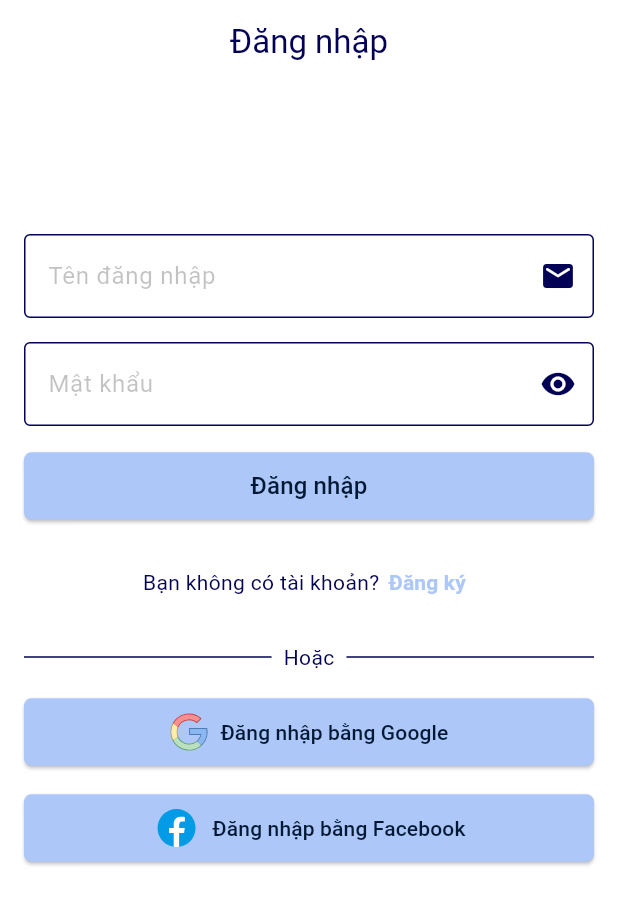
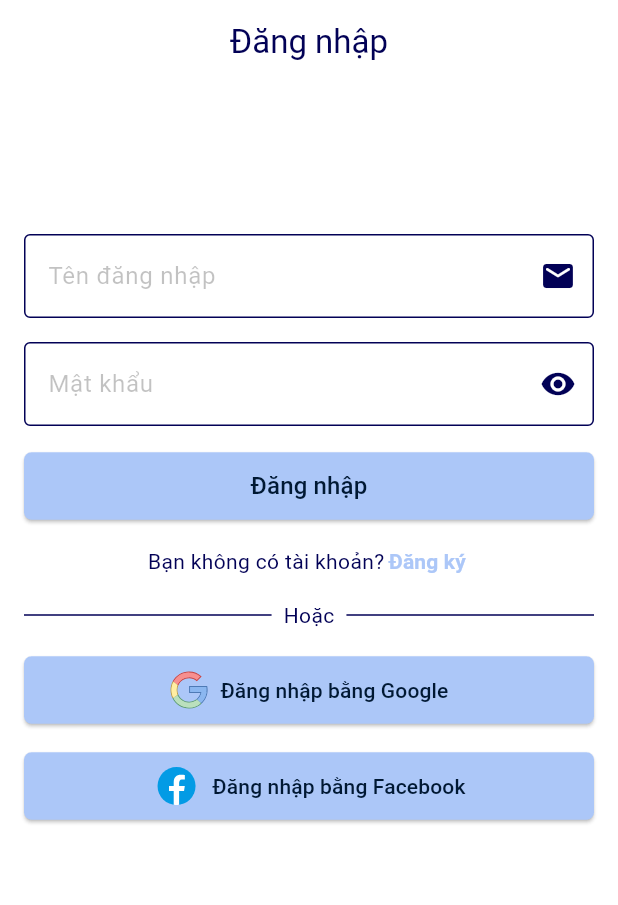
Before and after one commit to htilssu/expense_tracking, a Flutter app: the screen it shows after launch, on a phone screen of 412 x 824 dp. Shown: the top 905 px of the screen. Run offline on Flutter 3.47's test engine with Material 3 defaults, Android fonts, the phone set to English and light mode, and no system bars; our stand-ins replace bloc, cloud_firestore, firebase_auth, firebase_core, flutter_svg, logger; accounts and stored records are empty.

Commit message:
fix: large space between Login button and divider

```diff
--- a/lib/presentation/features/authenticate/screen/login_screen.dart
+++ b/lib/presentation/features/authenticate/screen/login_screen.dart
@@ -73,7 +73,9 @@ class _LoginScreenState extends State<LoginScreen> {
                         });
                       },
                       icon: Icon(
-                        !isShowPassword ? Icons.visibility : Icons.visibility_off,
+                        !isShowPassword
+                            ? Icons.visibility
+                            : Icons.visibility_off,
                       ),
                     ),
                     label: "Mật khẩu",
@@ -102,13 +104,19 @@ class _LoginScreenState extends State<LoginScreen> {
                           color: Theme.of(context).colorScheme.onPrimary),
                     ),
                   ),
-                  Row(
+                  SizedBox(
+                    height: 20,
+                    child: Row(
                       mainAxisAlignment: MainAxisAlignment.center,
                       children: [
-                      Text("Bạn không có tài khoản?"),
+                        Text(
+                          "Bạn không có tài khoản?",
+                        ),
                         TextButton(
                             style: ButtonStyle(
-                              padding: WidgetStatePropertyAll(EdgeInsets.all(0))),
+                                minimumSize: WidgetStatePropertyAll(Size.zero),
+                                padding: WidgetStatePropertyAll(
+                                    EdgeInsets.symmetric(horizontal: 3))),
                             onPressed: () {
                               Navigator.push(
                                   context,
@@ -121,6 +129,7 @@ class _LoginScreenState extends State<LoginScreen> {
                               style: TextStyle(fontWeight: FontWeight.bold),
                             ))
                       ],
+                    ),
                   ),
                   Row(
                     children: [
```
Lines whose indentation alone changed are shown as unchanged.
